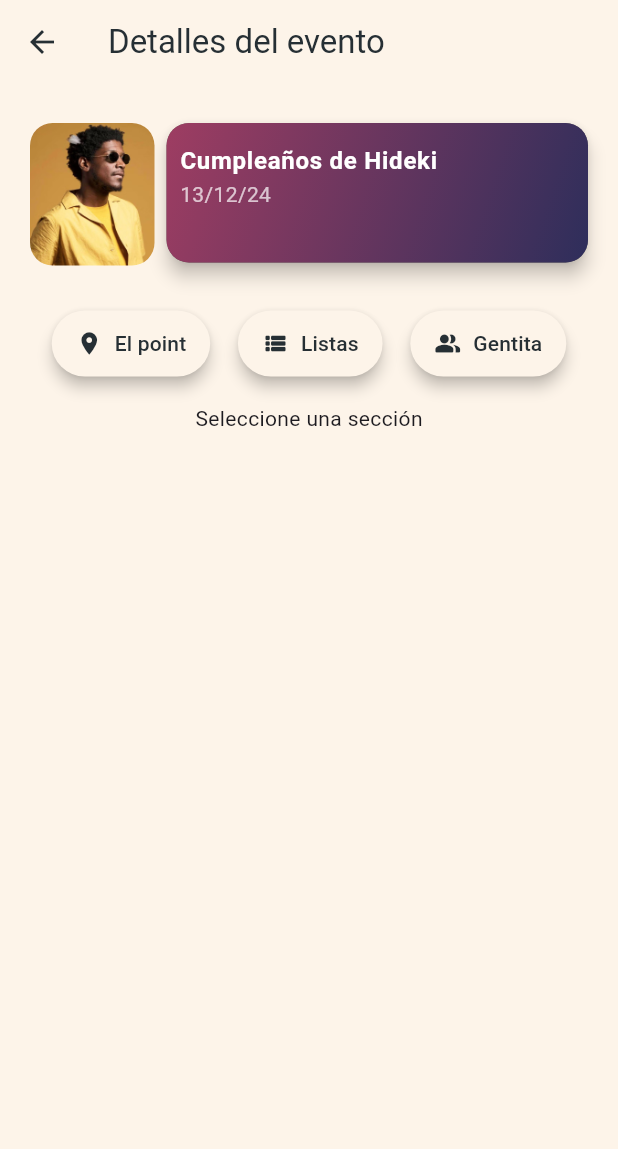
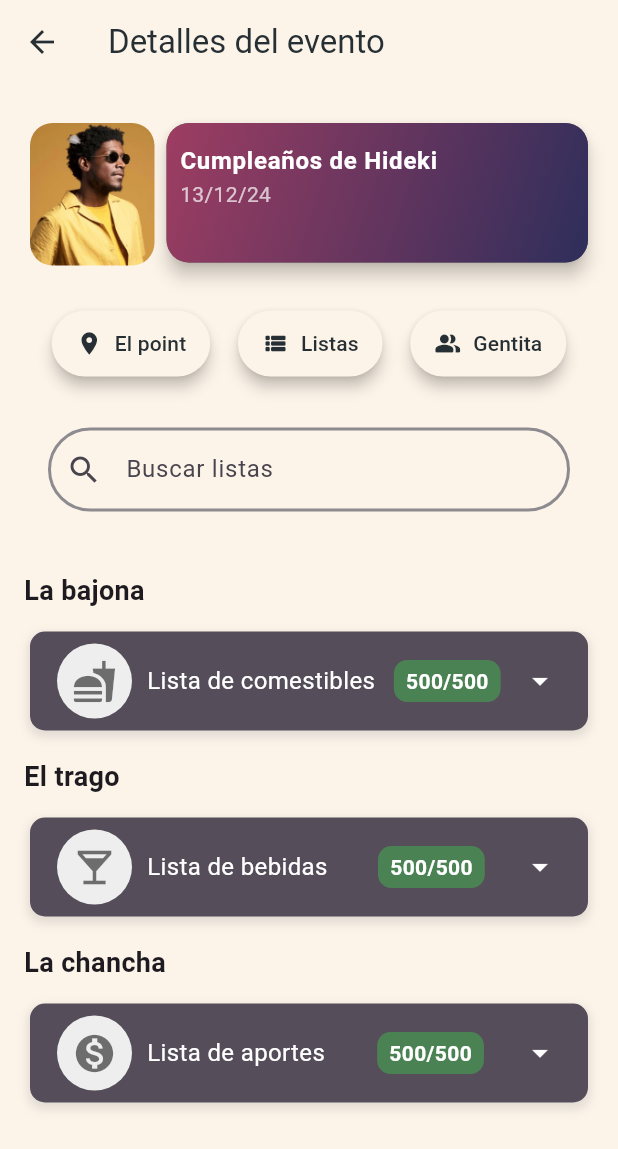
Before and after one commit to Hiidekii/Proyecto_PrograMovil_G3, a Flutter app: the EventDetailScreen screen opened directly, on a phone screen of 412 x 824 dp. Shown: the top 1149 px of the screen. Run offline on Flutter 3.47's test engine with Material 3 defaults, Android fonts, the phone set to English and light mode, and no system bars; our stand-ins replace get, get_storage, google_maps_flutter, table_calendar; accounts and stored records are empty.

Commit message:
FEATURE: Mi parte al 95% only missing add modal and button

```diff
--- a/lib/pages/list/event_detaiL_screen.dart
+++ b/lib/pages/list/event_detaiL_screen.dart
@@ -80,7 +80,8 @@ class _EventDetailScreenState extends State<EventDetailScreen> {
 
   GoogleMapController? mapController;
 
-  final LatLng _eventLocation = LatLng(-12.046374, -77.042793); // Coordenadas de ejemplo
+  final LatLng _eventLocation =
+      LatLng(-12.046374, -77.042793); // Coordenadas de ejemplo
 
   void _onButtonPressed(int index) {
     setState(() {
@@ -247,13 +248,14 @@ class _EventDetailScreenState extends State<EventDetailScreen> {
       case 2:
         return _buildPeopleSection();
       default:
-        return const Text('Seleccione una sección');
+        return _buildListSection();
     }
   }
 
   Widget _buildLocationSection() {
     return Padding(
-    padding: const EdgeInsets.all(16.0), // Aquí añades el padding a todo el contenido
+      padding: const EdgeInsets.all(
+          16.0), // Aquí añades el padding a todo el contenido
       child: Column(
         crossAxisAlignment: CrossAxisAlignment.start,
         children: [
@@ -287,7 +289,6 @@ class _EventDetailScreenState extends State<EventDetailScreen> {
       ),
     );
   }
-
 
   Widget _buildListSection() {
     return Column(
@@ -625,7 +626,8 @@ class _EventDetailScreenState extends State<EventDetailScreen> {
                         backgroundColor: Colors.grey[200],
                         radius: 25,
                         child: Icon(
-                          Icons.verified_user, // Using the appropriate icon based on the category
+                          Icons
+                              .verified_user, // Using the appropriate icon based on the category
                           size: 30,
                           color: Colors.black54,
                         ),
@@ -651,17 +653,25 @@ class _EventDetailScreenState extends State<EventDetailScreen> {
                                   vertical: 4), // Padding inside the tag
                               decoration: BoxDecoration(
                                 color: const Color(
-                                    0xFF4B8254), // Updated color to the specified green
+                                    0xFF26212A), // Updated color to the specified green
                                 borderRadius: BorderRadius.circular(9),
                               ),
                               child: Text(
-                                '150/150', // The quantity tag
+                                '150', // The quantity tag
                                 style: const TextStyle(
                                   color: Color.fromARGB(255, 255, 255,
                                       255), // Black text for contrast
                                   fontWeight: FontWeight.bold,
                                   fontSize: 14,
                                 ),
+                              ),
+                            ),
+                            Container(
+                              child: Icon(
+                                Icons.access_time_rounded, // Check icon
+                                size: 25, // Size of the check icon
+                                color: const Color(
+                                    0xFF1EBAFF), // Set the color for the check icon
                               ),
                             ),
                           ],
@@ -675,7 +685,8 @@ class _EventDetailScreenState extends State<EventDetailScreen> {
                     top: 6,
                     bottom: 4,
                     left: 8.0,
-                      right: 20), // Add margin here
+                    right: 20,
+                  ), // Add margin here
                   child: Row(
                     children: [
                       const SizedBox(width: 10),
@@ -683,7 +694,8 @@ class _EventDetailScreenState extends State<EventDetailScreen> {
                         backgroundColor: Colors.grey[200],
                         radius: 25,
                         child: Icon(
-                          Icons.verified_user, // Using the appropriate icon based on the category
+                          Icons
+                              .verified_user, // Using the appropriate icon based on the category
                           size: 30,
                           color: Colors.black54,
                         ),
@@ -702,24 +714,34 @@ class _EventDetailScreenState extends State<EventDetailScreen> {
                               ),
                             ),
                             const SizedBox(
-                                width: 8), // Spacing between name and tag
+                                width: 1), // Spacing between name and tag
                             Container(
                               padding: const EdgeInsets.symmetric(
                                 horizontal: 8,
-                                  vertical: 4), // Padding inside the tag
+                                vertical: 4,
+                              ), // Padding inside the tag
                               decoration: BoxDecoration(
                                 color: const Color(
-                                    0xFF4B8254), // Updated color to the specified green
+                                    0xFF26212A), // Updated color to the specified color
                                 borderRadius: BorderRadius.circular(9),
                               ),
                               child: Text(
-                                '150/150', // The quantity tag
+                                '150', // The quantity tag
                                 style: const TextStyle(
                                   color: Color.fromARGB(255, 255, 255,
-                                      255), // Black text for contrast
+                                      255), // White text for contrast
                                   fontWeight: FontWeight.bold,
                                   fontSize: 14,
                                 ),
+                              ),
+                            ),
+                            Container(
+                              child: Icon(
+                                Icons
+                                    .check_circle_outline_rounded, // Check icon
+                                size: 25, // Size of the check icon
+                                color: const Color(
+                                    0xFF5FBD6E), // Set the color for the check icon
                               ),
                             ),
                           ],
@@ -728,7 +750,54 @@ class _EventDetailScreenState extends State<EventDetailScreen> {
                     ],
                   ),
                 ),
+                const SizedBox(height: 10), // Space before the TextField
 
+                Container(
+  margin: const EdgeInsets.only(
+    top: 6,
+    bottom: 4,
+    left: 20.0,
+    right: 20,
+  ),
+  child: Row(
+    children: [
+      // Set a fixed width or max width for the TextField
+      SizedBox(
+        width: 120, // Adjust this width as needed
+        height: 30,
+        child: TextField(
+          decoration: InputDecoration(
+            hintText: "Monto", // Placeholder text
+            fillColor: Colors.white, // Background color
+            filled: true,
+            contentPadding: const EdgeInsets.only(
+                left: 8, right: 20), // Padding inside the TextField
+            border: OutlineInputBorder(
+              borderRadius: BorderRadius.circular(8),
+              borderSide: BorderSide.none,
+            ),
+          ),
+        ),
+      ),
+      const SizedBox(width: 50), // Space between TextField and button
+      ElevatedButton(
+        onPressed: () {
+          // Add your button action here
+        },
+        style: ElevatedButton.styleFrom(
+          backgroundColor: const Color(0xFFF6B630), // Button color
+        ),
+        child: Row(
+          children: [
+            const Icon(Icons.monetization_on), // Money symbol icon
+            const SizedBox(width: 4), // Space between icon and text
+            const Text("Aportar"), // Button text
+          ],
+        ),
+      ),
+    ],
+  ),
+)
                 ],
             ],
           ),
```
Lines whose indentation alone changed are shown as unchanged.
